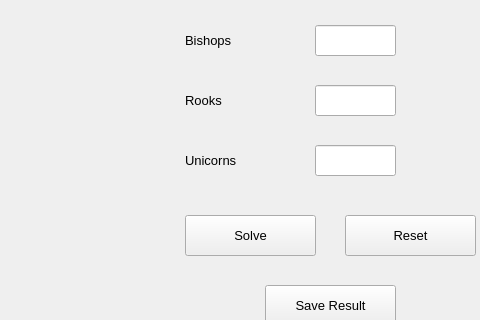
Qt form guiLayout.ui (EthanWebster454/Artificial_Intelligence_Final_Project) before a commit; both pictures show x 615 to 1095 and y 245 to 565 of the 1181 by 742 pixel window.
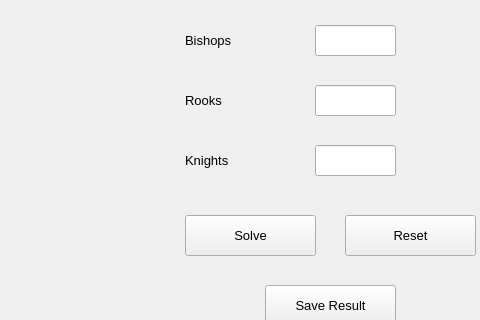
The same form after that commit. Icons and pictures are not drawn.

Commit message: can have mixed pieces now, excluding knights

```diff
--- a/guiLayout.ui
+++ b/guiLayout.ui
@@ -201,7 +201,7 @@
      </font>
     </property>
     <property name="text">
-     <string>Unicorns</string>
+     <string>Knights</string>
     </property>
    </widget>
    <widget class="QPushButton" name="btnReset">
```
Left out of the diff: 2 changed lines with no effect on the pictures. The commit also changes 4 other files.
